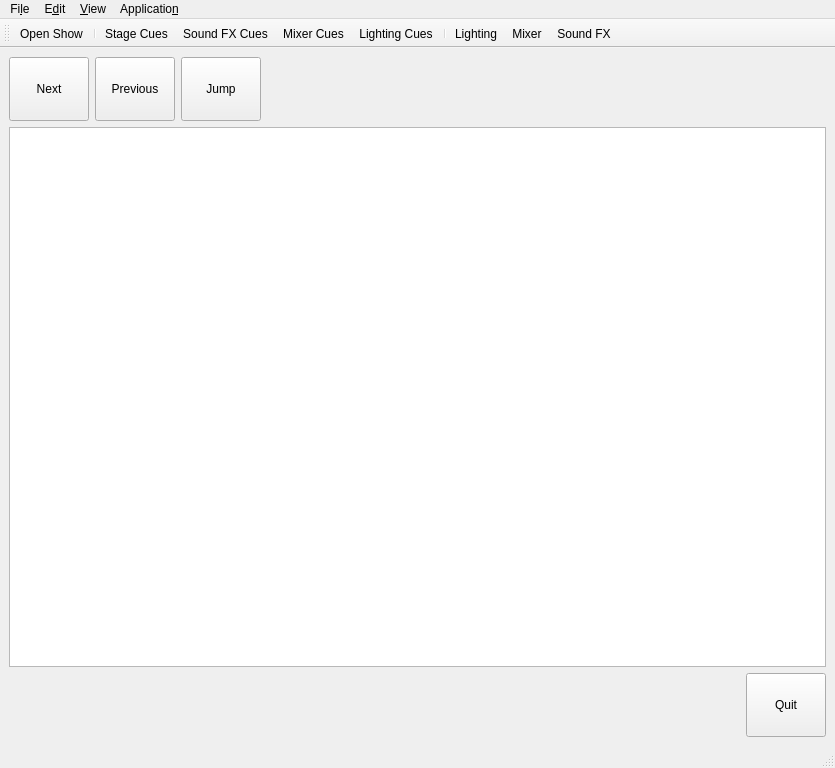
Above: CueEngine/CueEngine-3_w_res.ui from ShowControl/ShowControl before the change. Below: the same form after it.
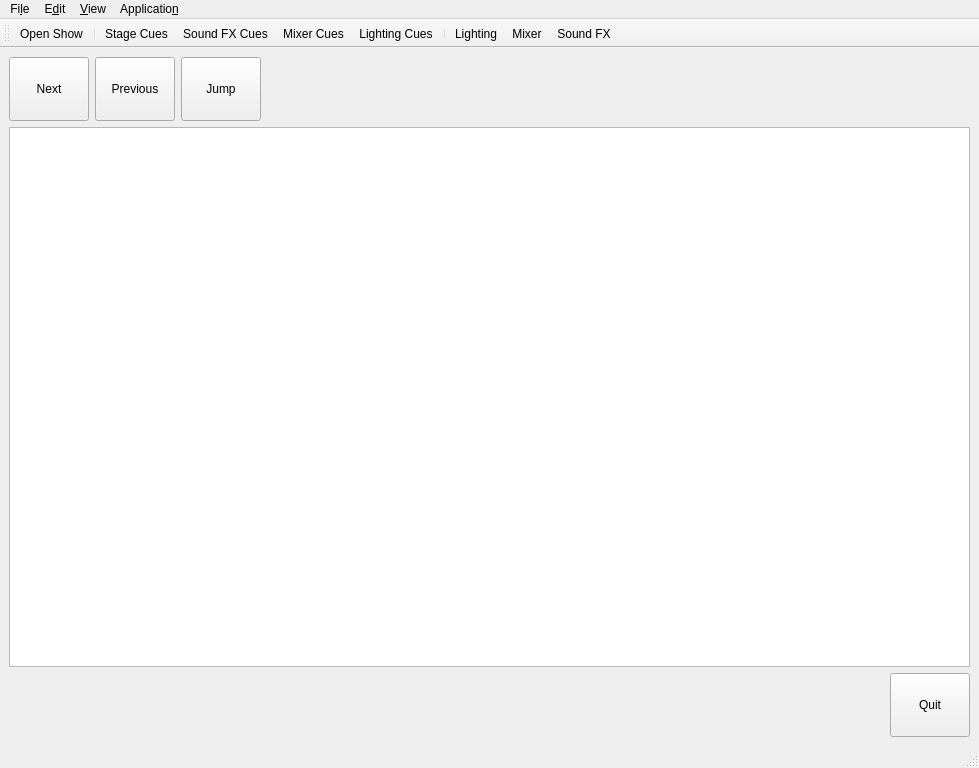
That is the form after the change. Icons and pictures are not drawn.

Commit message: Added base of MIDI output to CueEngine and CommHandlers, experimentally modified icons

Diff of the .ui file:
```diff
--- a/CueEngine/CueEngine-3_w_res.ui
+++ b/CueEngine/CueEngine-3_w_res.ui
@@ -6,7 +6,7 @@
    <rect>
     <x>0</x>
     <y>0</y>
-    <width>835</width>
+    <width>979</width>
     <height>768</height>
    </rect>
   </property>
@@ -115,7 +115,7 @@
     <rect>
      <x>0</x>
      <y>0</y>
-     <width>835</width>
+     <width>979</width>
      <height>28</height>
     </rect>
    </property>
@@ -157,9 +157,21 @@
   </widget>
   <widget class="QStatusBar" name="statusbar"/>
   <widget class="QToolBar" name="toolBar">
+   <property name="minimumSize">
+    <size>
+     <width>0</width>
+     <height>0</height>
+    </size>
+   </property>
    <property name="windowTitle">
     <string>toolBar</string>
    </property>
+   <property name="iconSize">
+    <size>
+     <width>80</width>
+     <height>80</height>
+    </size>
+   </property>
    <attribute name="toolBarArea">
     <enum>TopToolBarArea</enum>
    </attribute>
```
Left out of the diff: 2 changed lines with no effect on the pictures. The commit also changes 12 other files.
